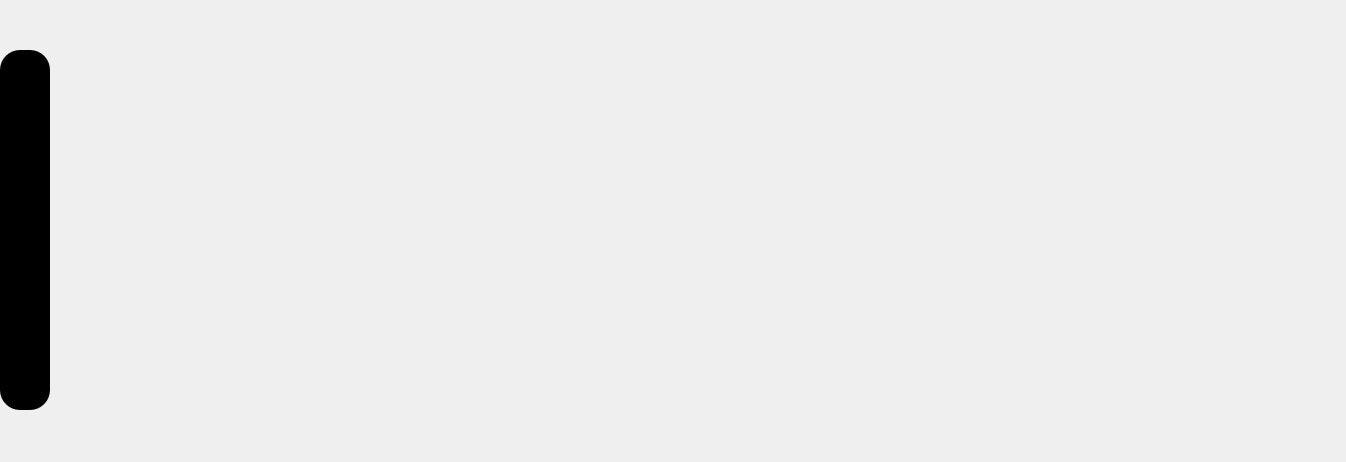
The window that home-page.ui (Ayushrawat-cmd/Parmanu-aerospace) describes before a commit, drawn with Qt 5.
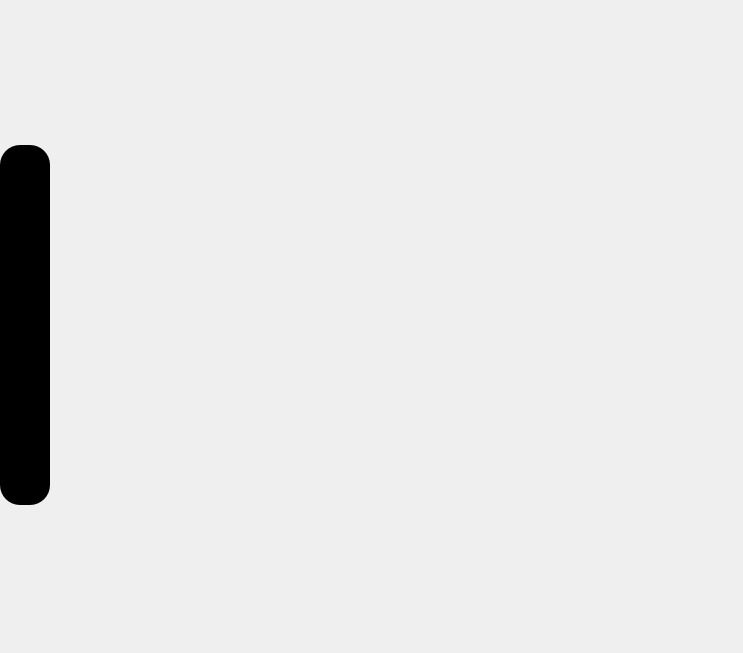
The same window after the commit. Icons and pictures are not drawn.

Commit message: set the new positions for graphs

The edit to the form file:
```diff
--- a/home-page.ui
+++ b/home-page.ui
@@ -6,8 +6,8 @@
    <rect>
     <x>0</x>
     <y>0</y>
-    <width>1346</width>
-    <height>462</height>
+    <width>743</width>
+    <height>653</height>
    </rect>
   </property>
   <property name="windowTitle">
@@ -18,8 +18,8 @@
     <rect>
      <x>0</x>
      <y>0</y>
-     <width>1341</width>
-     <height>460</height>
+     <width>740</width>
+     <height>650</height>
     </rect>
    </property>
    <property name="styleSheet">
@@ -29,7 +29,7 @@
     <property name="geometry">
      <rect>
       <x>0</x>
-      <y>50</y>
+      <y>145</y>
       <width>50</width>
       <height>360</height>
      </rect>
```
Left out of the diff: 1 changed line with no effect on the pictures. The commit also changes 1 other file.
